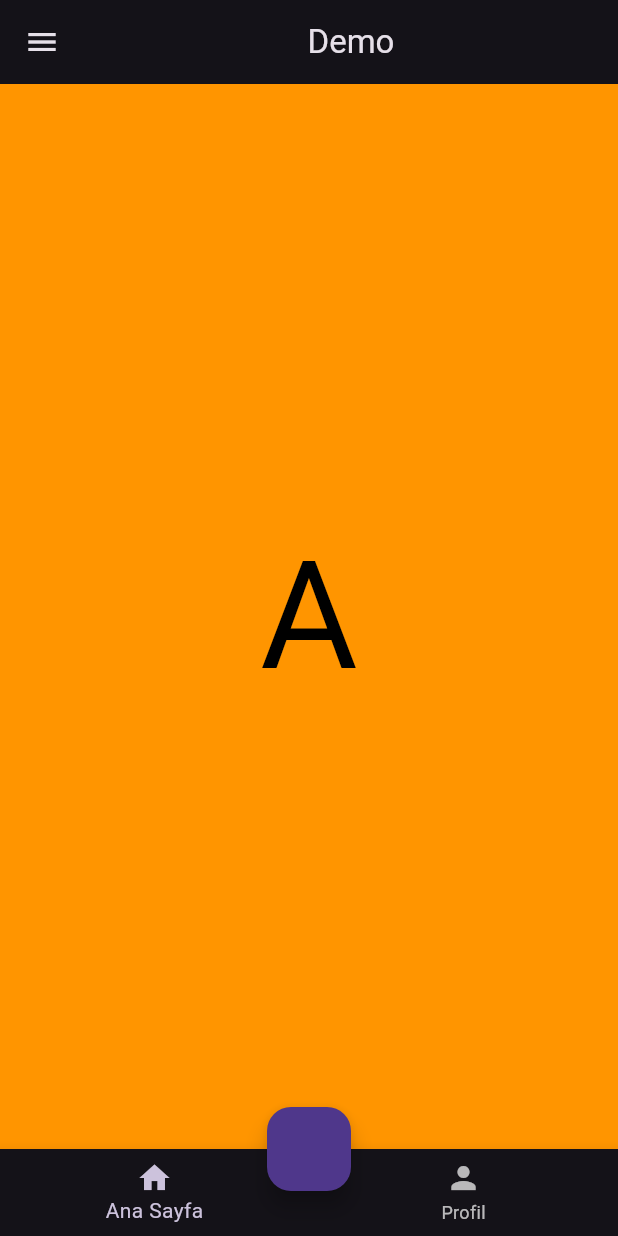
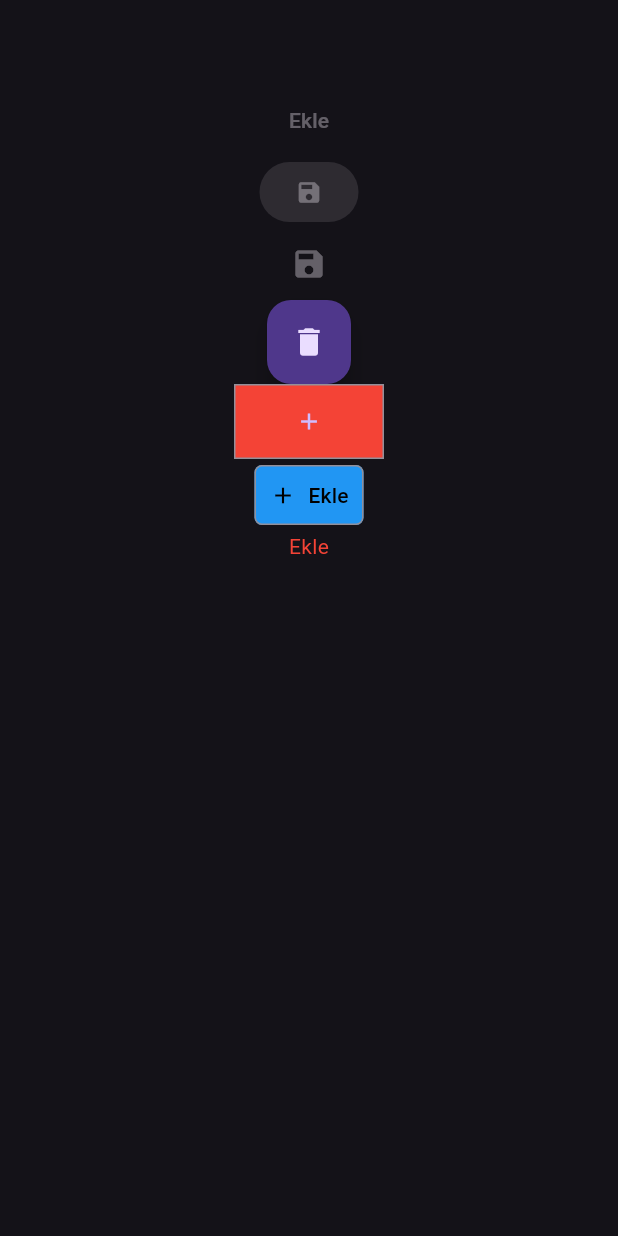
Before and after one commit to Burakyilmam/FlutterTekrar, a Flutter app: the screen it shows after launch, on a phone screen of 412 x 824 dp. Run offline on Flutter 3.47's test engine with Material 3 defaults, Android fonts, the phone set to English and light mode, and no system bars.

Commit message:
Butonlar yapıldı.

```diff
--- /dev/null
+++ b/lib/101/ButtonApp.dart
@@ -0,0 +1,113 @@
+import 'package:flutter/material.dart';
+
+class ButtonApp extends StatelessWidget {
+  const ButtonApp({super.key});
+
+  @override
+  Widget build(BuildContext context) {
+    return Scaffold(
+      appBar: AppBar(),
+      body: Center(
+        child: Column(
+          children: [
+            TextButton(
+                //onPressed: (){},
+                onPressed: null,
+                child: const Text('Ekle')
+                //child: Icon(Icons.add),
+
+            ),
+            ElevatedButton(
+                // onPressed: (){},
+              onPressed: null,
+                // child: const Text('Kaydet')
+                child: Icon(Icons.save),
+            ),
+            IconButton(
+                // onPressed: (){},
+              onPressed: null,
+                icon: Icon(Icons.save)
+            ),
+            FloatingActionButton(
+                // onPressed: (){},
+              onPressed: null,
+                child: Icon(Icons.delete),
+                //child: const Text('Sil'),
+            ),
+            SizedBox(
+              width: 100,
+              height: 50,
+              child: OutlinedButton(
+                  // onPressed: null,
+                  onPressed: (){
+                    print("Tıklandı");
+                  },
+                  // child: Text('Ekle'),
+                  child: Icon(Icons.add),
+                style: ButtonStyle(
+                    backgroundColor: MaterialStateProperty.resolveWith((states)
+                    {
+                      if(states.contains(MaterialState.pressed))
+                      {
+                        return Colors.green;
+                      }
+                      else{
+                        return Colors.red;
+                      }
+                    }
+                    ),
+                  padding: MaterialStateProperty.resolveWith((states)
+                  {
+                    if(states.contains(MaterialState.pressed))
+                    {
+                      return EdgeInsets.all(10.0);
+                    }
+                    else{
+                      return EdgeInsets.all(0.0);
+                    }
+                  }
+                  ),
+                  shape: MaterialStateProperty.resolveWith((states) {
+                    if (states.contains(MaterialState.pressed)) {
+                      return RoundedRectangleBorder(
+                        borderRadius: BorderRadius.circular(20.0),
+                      );
+                    } else {
+                      return RoundedRectangleBorder(
+                        borderRadius: BorderRadius.circular(0.0),
+                      );
+                    }
+                  }),
+                ),
+                ),
+            ),
+            OutlinedButton.icon(
+                onPressed: (){},
+                icon: Icon(Icons.add),
+                label: Text('Ekle'),
+                style: OutlinedButton.styleFrom(
+                  backgroundColor: Colors.blue,
+                  padding: EdgeInsets.all(10),
+                  foregroundColor: Colors.black,
+                  shape: RoundedRectangleBorder(
+                    borderRadius: BorderRadius.circular(5.0),
+                  ),
+              ),
+            ),
+            InkWell(
+              // onTap: (){},
+              onTap: null,
+              child: Text(
+                  'Ekle',
+                  style: TextStyle(
+                    color: Colors.red,
+                  )
+              ),
+              //child: const Icon(Icons.add)
+            )
+          ],
+        ),
+      ),
+    );
+  }
+}
--- a/lib/101/ContainerApp.dart
+++ b/lib/101/ContainerApp.dart
@@ -1,6 +1,8 @@
 import 'package:flutter/material.dart';
 
 class ContainerApp extends StatelessWidget{
+  const ContainerApp({super.key});
+
   @override
   Widget build(BuildContext context) {
     return Scaffold(
--- a/lib/101/ScaffoldApp.dart
+++ b/lib/101/ScaffoldApp.dart
@@ -2,6 +2,8 @@ import 'package:flutter/cupertino.dart';
 import 'package:flutter/material.dart';
 
 class ScaffoldApp extends StatelessWidget{
+  const ScaffoldApp({super.key});
+
   @override
   Widget build(BuildContext context) {
     return Scaffold(
--- a/lib/101/TextApp.dart
+++ b/lib/101/TextApp.dart
@@ -2,6 +2,8 @@ import 'package:flutter/material.dart';
 
 class TextApp extends StatelessWidget {
   final String musteriAd = 'Burak';
+
+  const TextApp({super.key});
 
   @override
   Widget build(BuildContext context) {
--- a/lib/main.dart
+++ b/lib/main.dart
@@ -1,6 +1,7 @@
 import 'package:demo/101/ContainerApp.dart';
 import 'package:demo/101/ScaffoldApp.dart';
 import 'package:demo/101/TextApp.dart';
+import 'package:demo/101/ButtonApp.dart';
 import 'package:flutter/material.dart';
 
 void main() {
@@ -14,7 +15,7 @@ class MyApp extends StatelessWidget {
     return MaterialApp(
       title: 'DemoProje',
       theme: ThemeData.dark(),
-      home: ScaffoldApp(),
+      home: ButtonApp(),
     );
   }
 }
```
